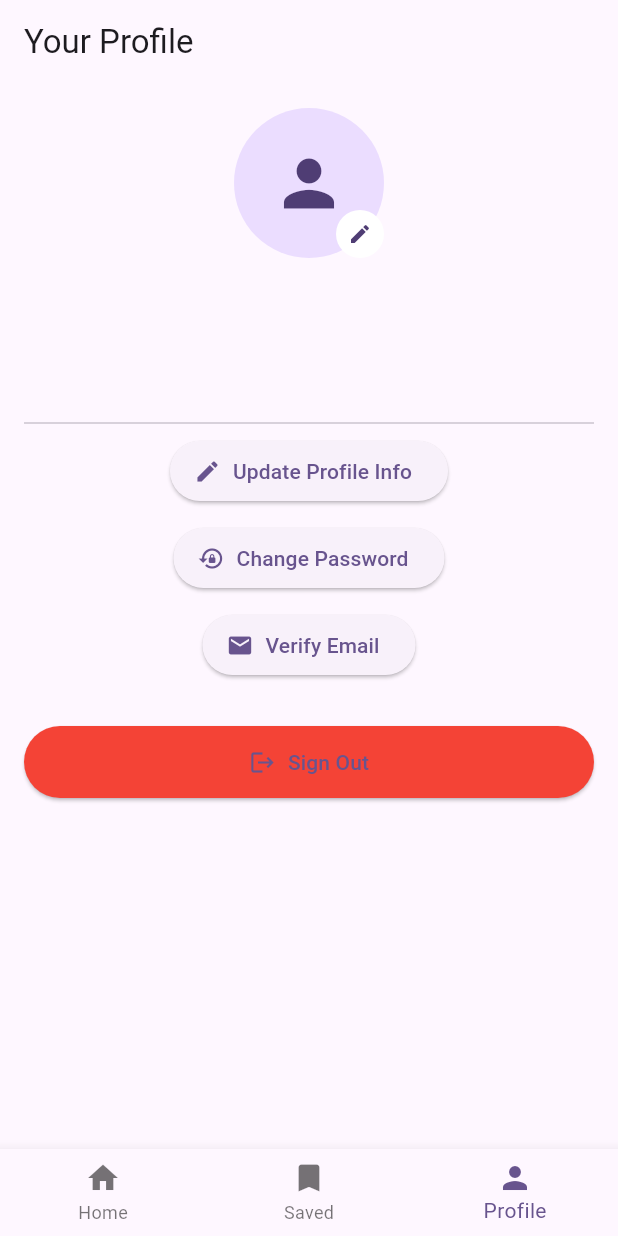
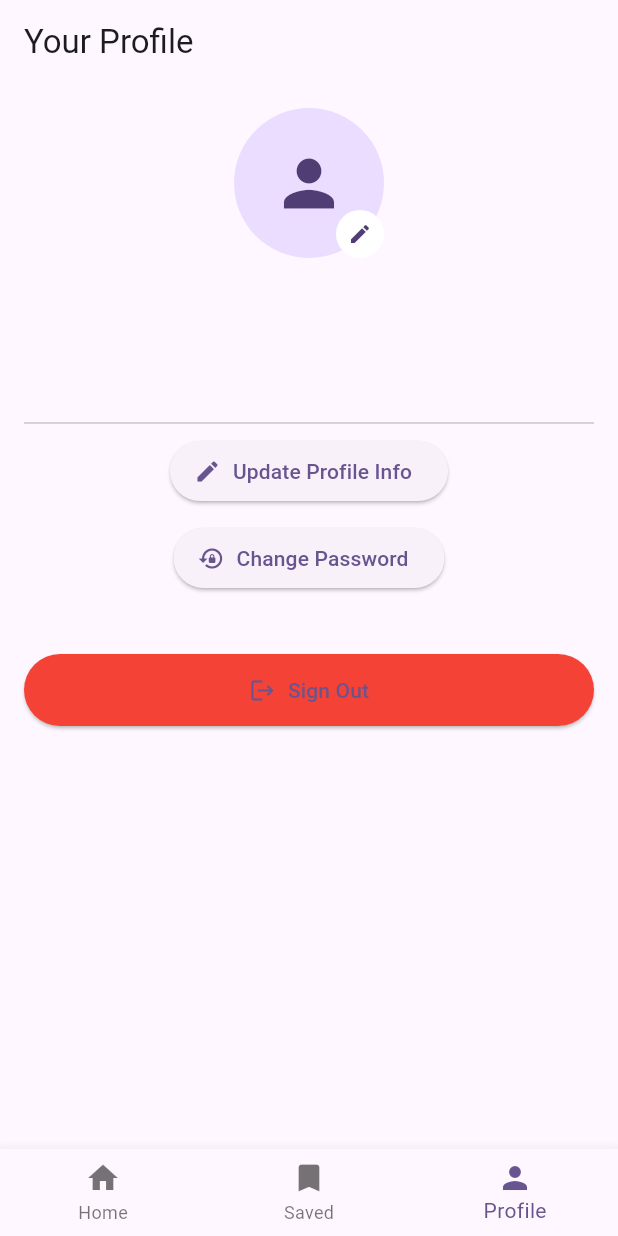
Before and after one commit to abhichaurasiya2022/format-x, a Flutter app: the screen it shows once a user with an empty profile is signed in, item 3 of the bottom bar chosen, on a phone screen of 412 x 824 dp. Run offline on Flutter 3.47's test engine with Material 3 defaults, Android fonts, the phone set to English and light mode, and no system bars; our stand-ins replace file_picker, firebase_auth, firebase_core, firebase_storage, image_picker, open_filex and 4 more; missing offline and left inert: firebase_ui_auth, firebase_ui_oauth_google, flutter_ffmpeg_utils; accounts and stored records are empty.

Commit message:
change icon and verify email button show only when not verified

```diff
--- a/lib/auth_gate.dart
+++ b/lib/auth_gate.dart
@@ -34,8 +34,8 @@ class AuthGate extends StatelessWidget {
                 padding: const EdgeInsets.symmetric(vertical: 8.0),
                 child:
                     action == AuthAction.signIn
-                        ? const Text('Welcome to FlutterFire, please sign in!')
-                        : const Text('Welcome to Flutterfire, please sign up!'),
+                        ? const Text('Welcome to FormatX, please sign in!')
+                        : const Text('Welcome to FormatX, please sign up!'),
               );
             },
             footerBuilder: (context, action) {
--- a/lib/profile_screen.dart
+++ b/lib/profile_screen.dart
@@ -119,6 +119,7 @@ class _ProfileScreenState extends State<ProfileScreen> {
                       },
                     ),
                     const SizedBox(height: 10),
+                    if (user?.emailVerified == false)
                       ElevatedButton.icon(
                         icon: const Icon(Icons.email),
                         label: const Text('Verify Email'),
@@ -131,12 +132,13 @@ class _ProfileScreenState extends State<ProfileScreen> {
                               ),
                             );
                           } catch (e) {
-                          ScaffoldMessenger.of(
-                            context,
-                          ).showSnackBar(SnackBar(content: Text('Error: $e')));
+                            ScaffoldMessenger.of(context).showSnackBar(
+                              SnackBar(content: Text('Error: $e')),
+                            );
                           }
                         },
                       ),
+
                     const SizedBox(height: 30),
                     SizedBox(
                       width: double.infinity,
```
Also changed, not shown: 16 other files. Lines whose indentation alone changed are shown as unchanged.
